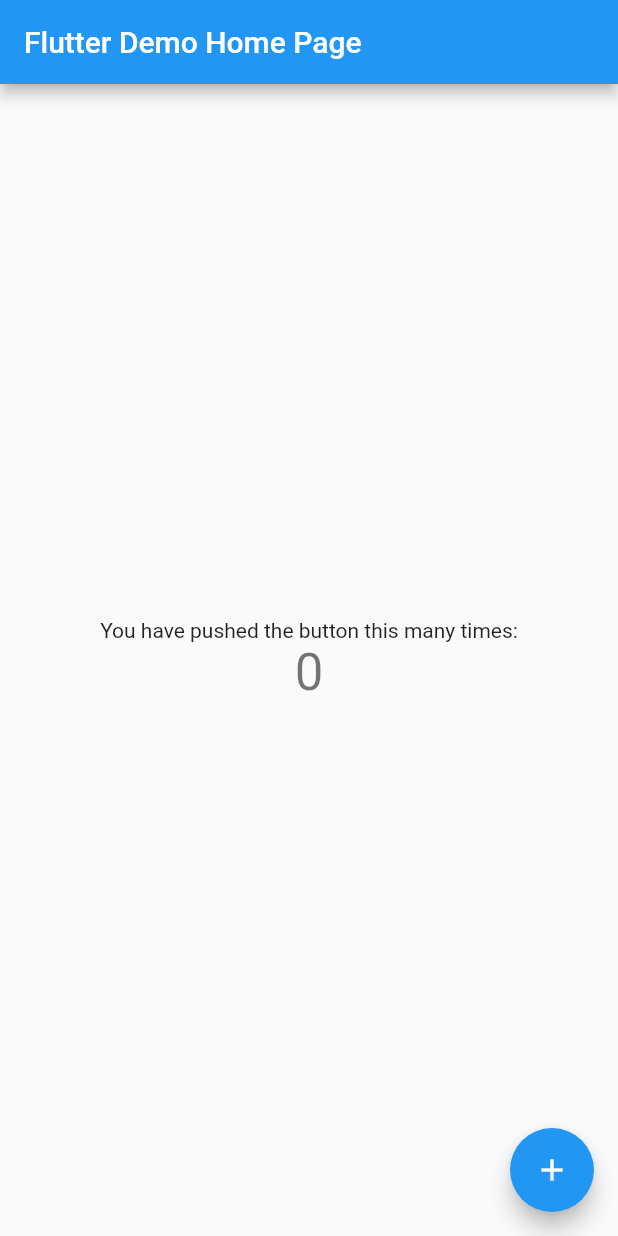
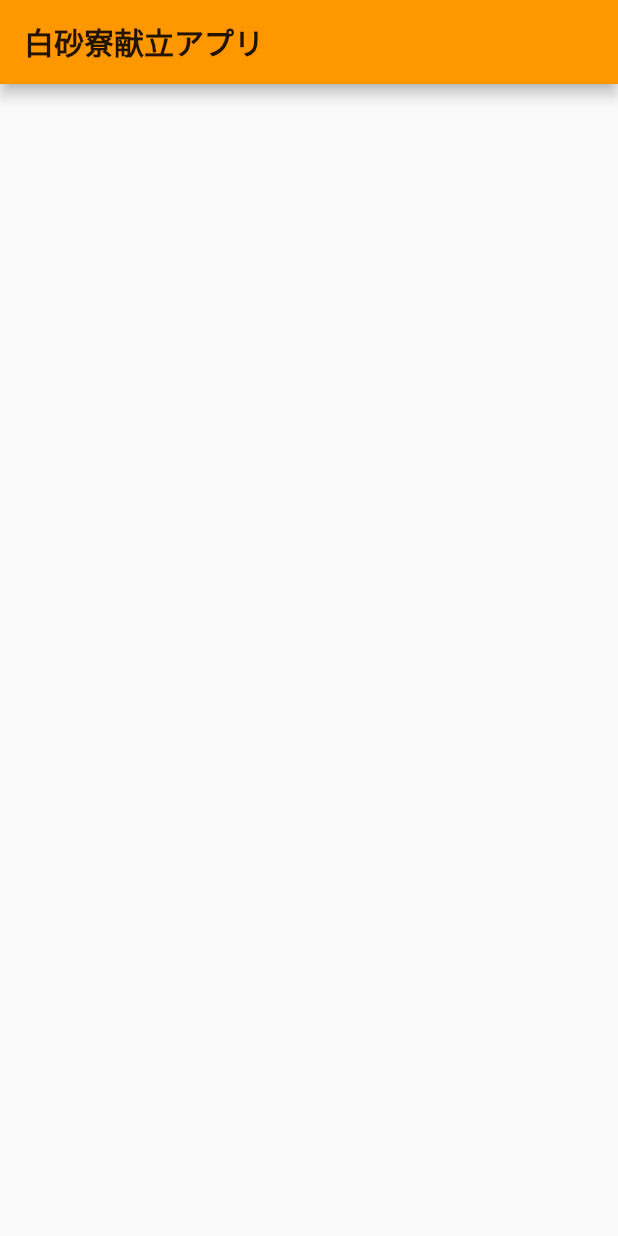
Before and after one commit to Yuta1004/ShirasunaKondateV4, a Flutter app: the screen it shows after launch, on a phone screen of 412 x 824 dp. Run offline on Flutter 3.47's test engine with Material 2 defaults, Android fonts, the phone set to English and light mode, and no system bars.

Commit message:
[clean](app) 良い感じにプロジェクト構成を整えた

```diff
--- /dev/null
+++ b/app/lib/app.dart
@@ -0,0 +1,15 @@
+import "package:flutter/material.dart";
+
+import "pages/home_page/home_page.dart";
+
+class MyApp extends StatelessWidget {
+    @override
+    Widget build(BuildContext context) {
+        return MaterialApp(
+            theme: ThemeData(
+                primarySwatch: Colors.orange,
+            ),
+            home: HomePage(),
+        );
+    }
+}
--- a/app/lib/main.dart
+++ b/app/lib/main.dart
@@ -1,65 +1,5 @@
-import 'package:flutter/material.dart';
+import "package:flutter/material.dart";
 
-void main() {
-    runApp(MyApp());
-}
+import "app.dart";
 
-class MyApp extends StatelessWidget {
-    @override
-    Widget build(BuildContext context) {
-        return MaterialApp(
-            title: 'Flutter Demo',
-            theme: ThemeData(
-                primarySwatch: Colors.blue,
-            ),
-            home: MyHomePage(title: 'Flutter Demo Home Page'),
-        );
-    }
-}
-
-class MyHomePage extends StatefulWidget {
-    MyHomePage({Key? key, required this.title}) : super(key: key);
-
-    final String title;
-
-    @override
-    _MyHomePageState createState() => _MyHomePageState();
-}
-
-class _MyHomePageState extends State<MyHomePage> {
-    int _counter = 0;
-
-    void _incrementCounter() {
-        setState(() {
-            _counter++;
-        });
-    }
-
-    @override
-    Widget build(BuildContext context) {
-        return Scaffold(
-            appBar: AppBar(
-                title: Text(widget.title),
-            ),
-            body: Center(
-                child: Column(
-                    mainAxisAlignment: MainAxisAlignment.center,
-                    children: <Widget>[
-                        Text(
-                            'You have pushed the button this many times:',
-                        ),
-                        Text(
-                            '$_counter',
-                            style: Theme.of(context).textTheme.headline4,
-                        ),
-                    ],
-                ),
-            ),
-            floatingActionButton: FloatingActionButton(
-                onPressed: _incrementCounter,
-                tooltip: 'Increment',
-                child: Icon(Icons.add),
-            ),
-        );
-    }
-}
+void main() => runApp(MyApp());
--- /dev/null
+++ b/app/lib/pages/home_page/home_page.dart
@@ -0,0 +1,20 @@
+import "package:flutter/material.dart";
+
+class HomePage extends StatefulWidget {
+    @override
+    _HomePageState createState() => _HomePageState();
+}
+
+class _HomePageState extends State<HomePage> {
+    @override
+    Widget build(BuildContext context) {
+        return Scaffold(
+            appBar: AppBar(
+                title: Text(
+                    "白砂寮献立アプリ",
+                    style: TextStyle(fontWeight: FontWeight.bold)
+                ),
+            ),
+        );
+    }
+}
```
